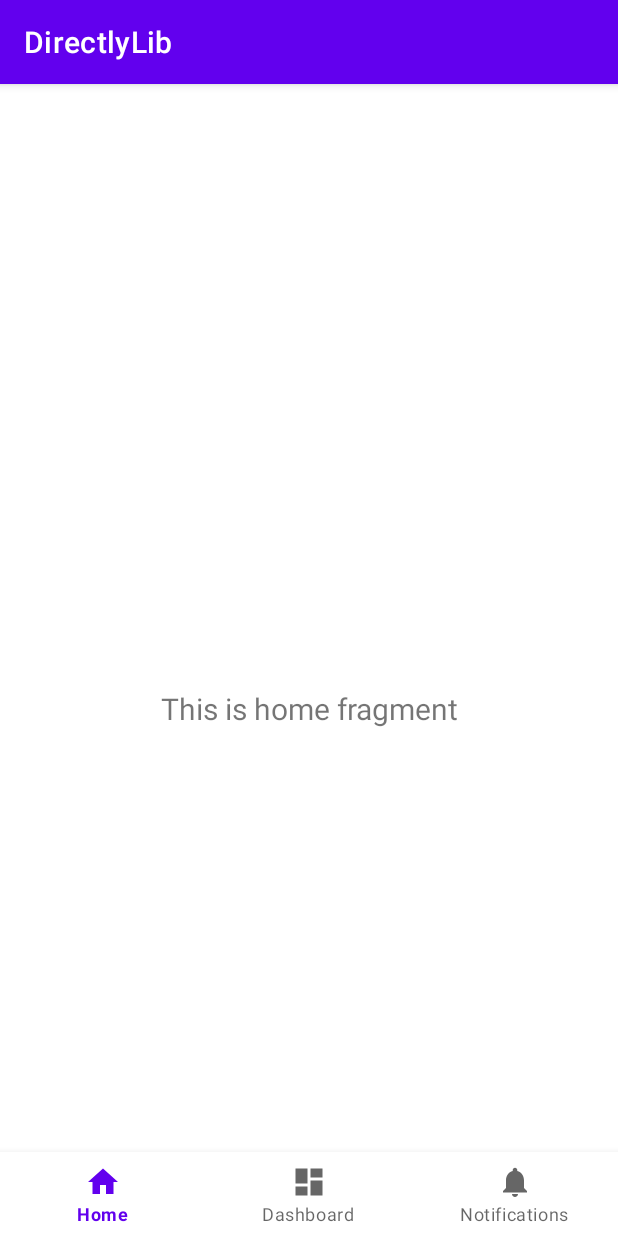
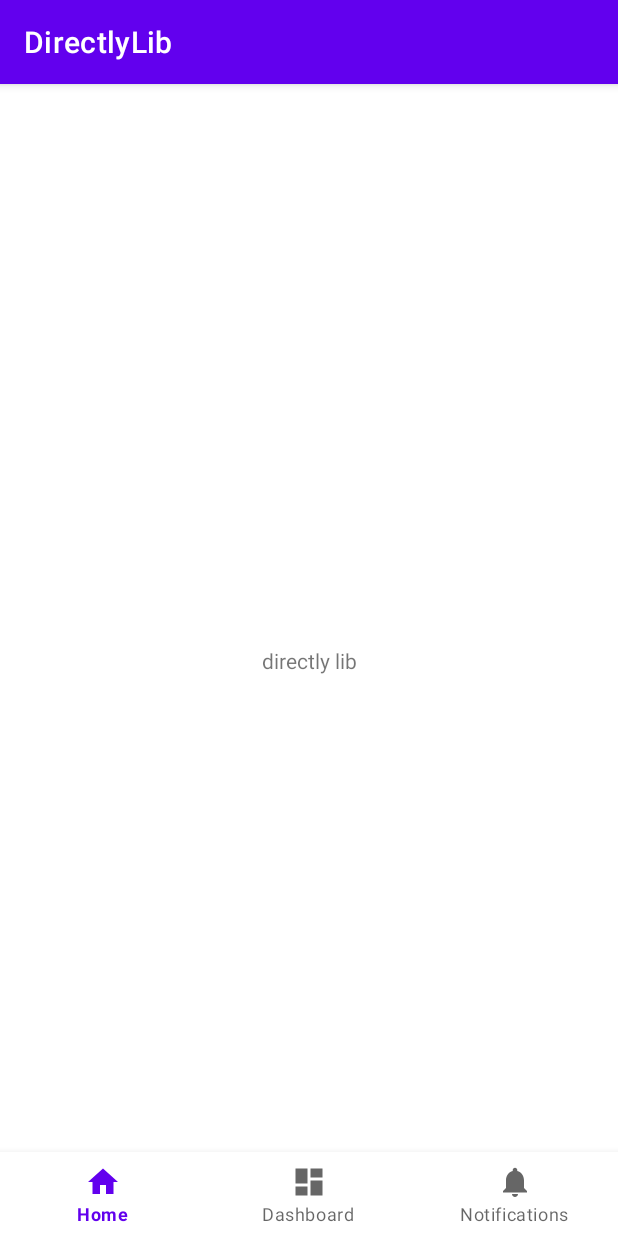
Before and after one commit to saltinthewound/DirectlyLib, an Android app: the MainActivity screen opened directly, with no data from a screen before it, on a phone screen of 412 x 824 dp. Run offline under Robolectric (Android 15) with nearby library versions, the phone set to English and light mode, and no system bars.

Commit message:
adding text view

```diff
--- a/app/src/main/res/layout/activity_main.xml
+++ b/app/src/main/res/layout/activity_main.xml
@@ -1,6 +1,7 @@
 <?xml version="1.0" encoding="utf-8"?>
 <androidx.constraintlayout.widget.ConstraintLayout xmlns:android="http://schemas.android.com/apk/res/android"
     xmlns:app="http://schemas.android.com/apk/res-auto"
+    xmlns:tools="http://schemas.android.com/tools"
     android:id="@+id/container"
     android:layout_width="match_parent"
     android:layout_height="match_parent"
@@ -18,16 +19,12 @@
         app:layout_constraintRight_toRightOf="parent"
         app:menu="@menu/bottom_nav_menu" />
 
-    <fragment
-        android:id="@+id/nav_host_fragment_activity_main"
-        android:name="androidx.navigation.fragment.NavHostFragment"
-        android:layout_width="match_parent"
-        android:layout_height="match_parent"
-        app:defaultNavHost="true"
-        app:layout_constraintBottom_toTopOf="@id/nav_view"
-        app:layout_constraintLeft_toLeftOf="parent"
-        app:layout_constraintRight_toRightOf="parent"
-        app:layout_constraintTop_toTopOf="parent"
-        app:navGraph="@navigation/mobile_navigation" />
-
+    <TextView
+        android:layout_width="wrap_content"
+        android:layout_height="wrap_content"
+        android:text="directly lib"
+        app:layout_constraintBottom_toTopOf="@+id/nav_view"
+        app:layout_constraintEnd_toEndOf="parent"
+        app:layout_constraintStart_toStartOf="parent"
+        app:layout_constraintTop_toTopOf="parent" />
 </androidx.constraintlayout.widget.ConstraintLayout>
```
